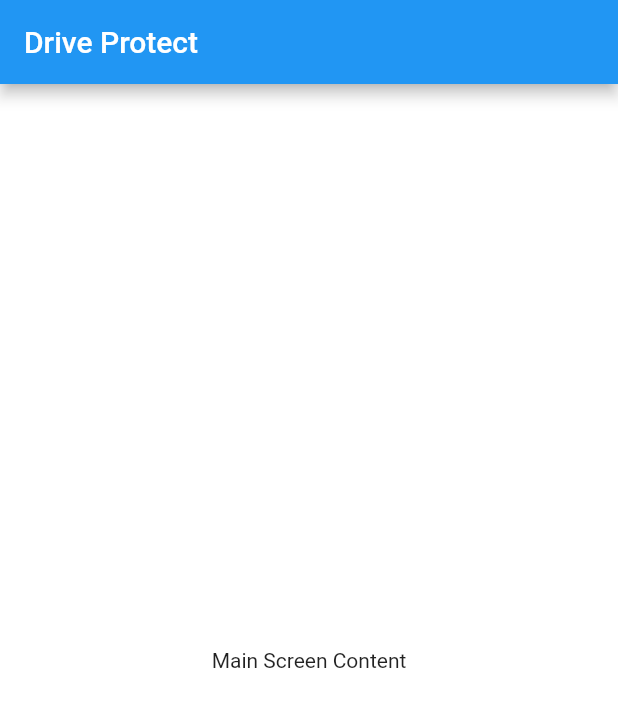
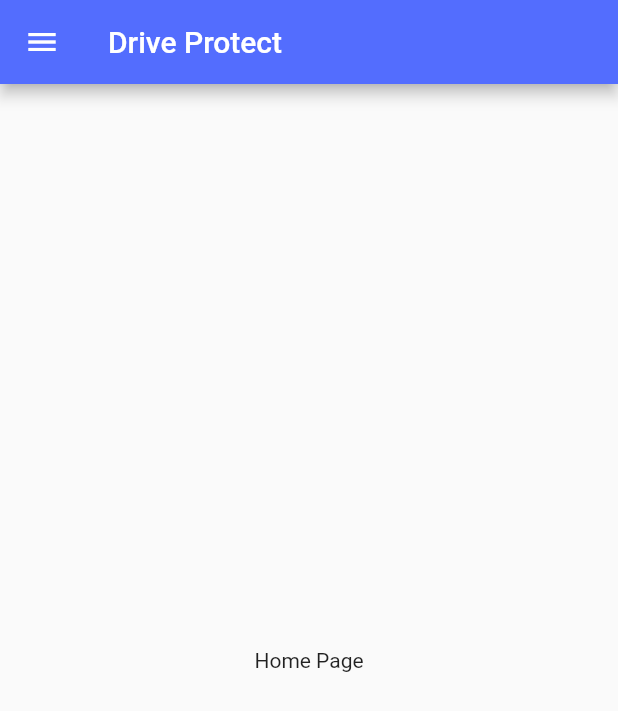
Before and after one commit to HarshMaheshwari2312/drive_protect, a Flutter app: the screen it shows after launch, on a phone screen of 412 x 824 dp. Shown: the top 711 px of the screen. Run offline on Flutter 3.47's test engine with Material 2 defaults, Android fonts, the phone set to English and light mode, and no system bars.

```diff
--- /dev/null
+++ b/lib/home.dart
@@ -0,0 +1,159 @@
+import 'package:flutter/material.dart';
+import 'package:driveprotect/NavBar.dart';
+import 'package:driveprotect/contacts.dart';
+import 'package:driveprotect/dashboard.dart';
+import 'package:driveprotect/events.dart';
+import 'package:driveprotect/notes.dart';
+import 'package:driveprotect/notifications.dart';
+import 'package:driveprotect/privacy_policy.dart';
+import 'package:driveprotect/send_feedback.dart';
+import 'package:driveprotect/settings.dart';
+
+class HomeScreen extends StatefulWidget {
+  const HomeScreen({super.key});
+
+  @override
+  State<HomeScreen> createState() => _HomeScreenState();
+}
+
+class _HomeScreenState extends State<HomeScreen> {
+  var currentPage = DrawerSections.dashboard;
+  @override
+  Widget build(BuildContext context) {
+    var container;
+    if (currentPage == DrawerSections.dashboard) {
+      container = DashboardPage();
+    } else if (currentPage == DrawerSections.contacts) {
+      container = ContactsPage();
+    } else if (currentPage == DrawerSections.events) {
+      container = EventsPage();
+    } else if (currentPage == DrawerSections.notes) {
+      container = NotesPage();
+    } else if (currentPage == DrawerSections.settings) {
+      container = SettingsPage();
+    } else if (currentPage == DrawerSections.notifications) {
+      container = NotificationsPage();
+    } else if (currentPage == DrawerSections.privacy_policy) {
+      container = PrivacyPolicyPage();
+    } else if (currentPage == DrawerSections.send_feedback) {
+      container = SendFeedbackPage();
+    }
+    return Scaffold(
+      appBar: AppBar(
+        backgroundColor: Colors.indigoAccent,
+        title: Text("Drive Protect"),
+      ),
+      body: Container(
+        child: Center(
+          child: Text("Home Page"),
+        ),
+      ),
+      drawer: Drawer(
+        child: SingleChildScrollView(
+          child: Container(
+            child: Column(
+              children: [
+                MyHeaderDrawer(),
+                MyDrawerList(),
+              ],
+            ),
+          ),
+        ),
+      ),
+    );
+  }
+  Widget MyDrawerList() {
+    return Container(
+      padding: EdgeInsets.only(
+        top: 15,
+      ),
+      child: Column(
+        // shows the list of menu drawer
+        children: [
+          menuItem(1, "Dashboard", Icons.dashboard_outlined,
+              currentPage == DrawerSections.dashboard ? true : false),
+          menuItem(2, "Contacts", Icons.people_alt_outlined,
+              currentPage == DrawerSections.contacts ? true : false),
+          menuItem(3, "Events", Icons.event,
+              currentPage == DrawerSections.events ? true : false),
+          menuItem(4, "PDF", Icons.notes,
+              currentPage == DrawerSections.notes ? true : false),
+          Divider(),
+          menuItem(5, "Settings", Icons.settings_outlined,
+              currentPage == DrawerSections.settings ? true : false),
+          menuItem(6, "Notifications", Icons.notifications_outlined,
+              currentPage == DrawerSections.notifications ? true : false),
+          Divider(),
+          menuItem(7, "Privacy policy", Icons.privacy_tip_outlined,
+              currentPage == DrawerSections.privacy_policy ? true : false),
+          menuItem(8, "Send feedback", Icons.feedback_outlined,
+              currentPage == DrawerSections.send_feedback ? true : false),
+        ],
+      ),
+    );
+  }
+
+  Widget menuItem(int id, String title, IconData icon, bool selected) {
+    return Material(
+      color: selected ? Colors.grey[300] : Colors.transparent,
+      child: InkWell(
+        onTap: () {
+          Navigator.pop(context);
+          setState(() {
+            if (id == 1) {
+              currentPage = DrawerSections.dashboard;
+            } else if (id == 2) {
+              currentPage = DrawerSections.contacts;
+            } else if (id == 3) {
+              currentPage = DrawerSections.events;
+            } else if (id == 4) {
+              currentPage = DrawerSections.notes;
+            } else if (id == 5) {
+              currentPage = DrawerSections.settings;
+            } else if (id == 6) {
+              currentPage = DrawerSections.notifications;
+            } else if (id == 7) {
+              currentPage = DrawerSections.privacy_policy;
+            } else if (id == 8) {
+              currentPage = DrawerSections.send_feedback;
+            }
+          });
+        },
+        child: Padding(
+          padding: EdgeInsets.all(15.0),
+          child: Row(
+            children: [
+              Expanded(
+                child: Icon(
+                  icon,
+                  size: 20,
+                  color: Colors.black,
+                ),
+              ),
+              Expanded(
+                flex: 3,
+                child: Text(
+                  title,
+                  style: TextStyle(
+                    color: Colors.black,
+                    fontSize: 16,
+                  ),
+                ),
+              ),
+            ],
+          ),
+        ),
+      ),
+    );
+  }
+}
+enum DrawerSections {
+  dashboard,
+  contacts,
+  events,
+  notes,
+  settings,
+  notifications,
+  privacy_policy,
+  send_feedback,
+}
--- a/lib/splash.dart
+++ b/lib/splash.dart
@@ -1,5 +1,6 @@
 import 'dart:async';
 import 'package:flutter/material.dart';
+import 'package:driveprotect/home.dart';
 
 void main() {
   runApp(DriveProtectApp());
@@ -32,7 +33,7 @@ class _SplashScreenState extends State<SplashScreen> {
       // After the delay, navigate to the main screen
       Navigator.pushReplacement(
         context,
-        MaterialPageRoute(builder: (context) => MainScreen()), // Replace with your main screen widget
+        MaterialPageRoute(builder: (context) => HomeScreen()), // Replace with your main screen widget
       );
     });
   }
@@ -54,18 +55,3 @@ class _SplashScreenState extends State<SplashScreen> {
     );
   }
 }
-
-class MainScreen extends StatelessWidget {
-  @override
-  Widget build(BuildContext context) {
-    return Scaffold(
-      appBar: AppBar(
-        title: Text('Drive Protect'),
-      ),
-      backgroundColor: Colors.white,
-      body: Center(
-        child: Text('Main Screen Content'),
-      ),
-    );
-  }
-}
```
Also changed, not shown: lib/NavBar.dart (added, +44 -0 lines), lib/contacts.dart (added, +12 -0 lines), lib/dashboard.dart (added, +12 -0 lines), lib/events.dart (added, +17 -0 lines), lib/main.dart (+2 -105 lines), lib/notes.dart (added, +17 -0 lines), lib/notifications.dart (added, +17 -0 lines), lib/privacy_policy.dart (added, +17 -0 lines), lib/send_feedback.dart (added, +17 -0 lines), lib/settings.dart (added, +17 -0 lines).
